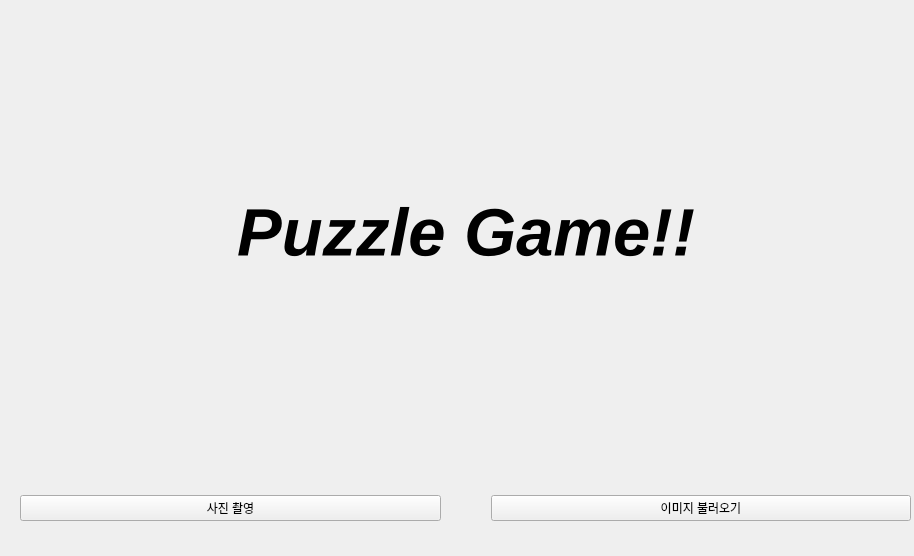
ghkdwjdxo99/Intel_7_openCV_project, file puzzle/puzzle.ui: the form before one commit.
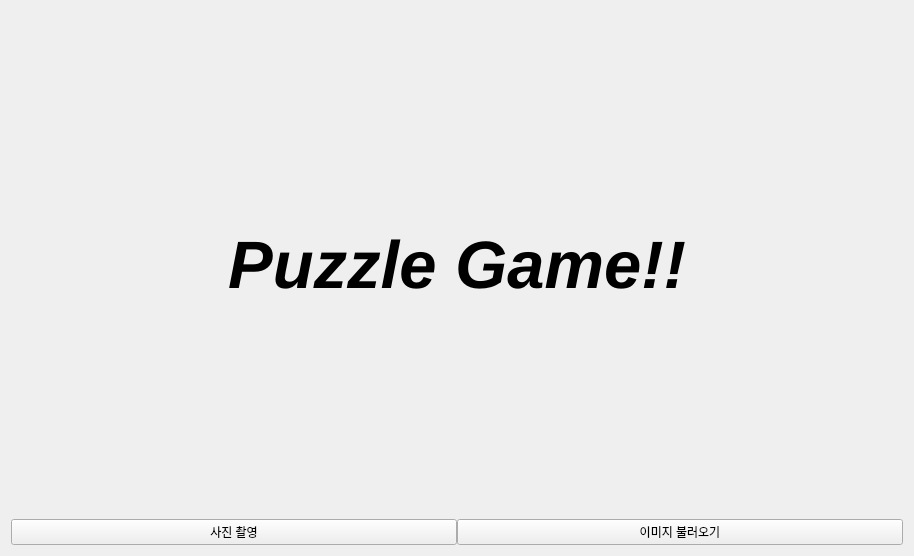
The form after the commit.

Diff of the .ui file:
```diff
--- a/puzzle/puzzle.ui
+++ b/puzzle/puzzle.ui
@@ -13,18 +13,11 @@
   <property name="windowTitle">
    <string>puzzle</string>
   </property>
-  <widget class="QWidget" name="verticalLayoutWidget_3">
-   <property name="geometry">
-    <rect>
-     <x>20</x>
-     <y>20</y>
-     <width>891</width>
-     <height>501</height>
-    </rect>
-   </property>
+  <layout class="QHBoxLayout" name="horizontalLayout">
+   <item>
    <layout class="QVBoxLayout" name="verticalLayout_5" stretch="8,2">
     <property name="spacing">
-     <number>50</number>
+      <number>0</number>
     </property>
     <item>
      <layout class="QHBoxLayout" name="horizontalLayout_5">
@@ -90,7 +83,8 @@
      </layout>
     </item>
    </layout>
-  </widget>
+   </item>
+  </layout>
  </widget>
  <resources/>
  <connections/>
```
Left out of the diff: 4 changed lines with no effect on the pictures. Lines whose indentation alone changed are shown as unchanged.
